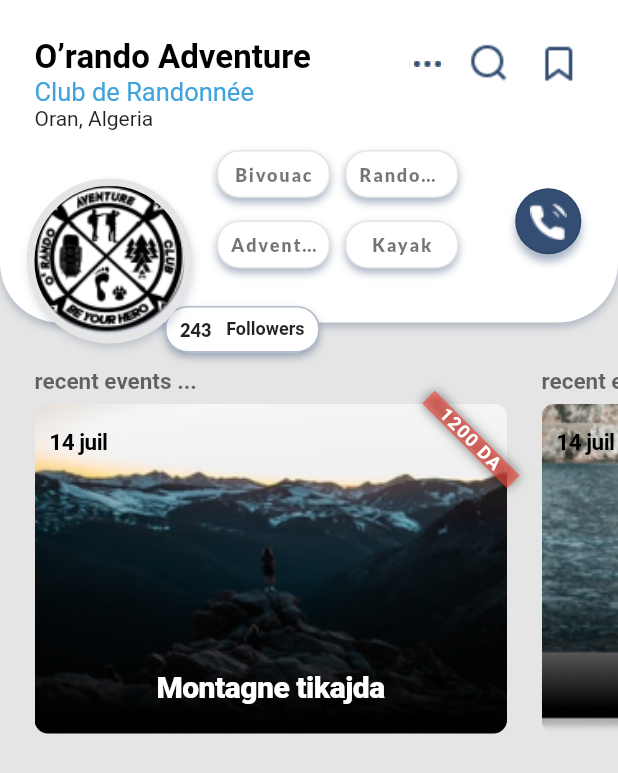
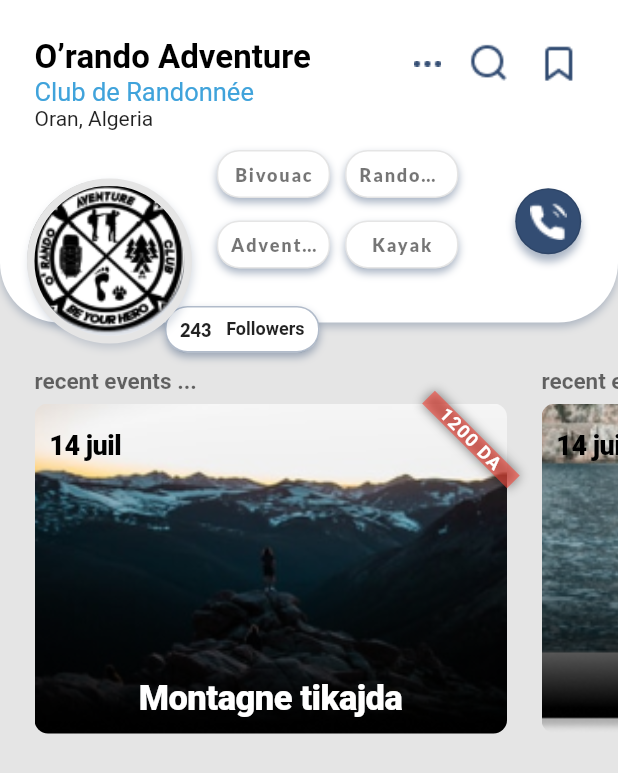
Before and after one commit to toubal77/randolina, a Flutter app: the AgenceProfile widget shown alone on an empty page, opened directly, on a phone screen of 412 x 824 dp. Shown: the top 773 px of the screen. Run offline on Flutter 3.47's test engine with Material 2 defaults, Android fonts, the phone set to English and light mode, and no system bars; our stand-ins replace readmore.

Commit message:
update size text in image event profile agence

```diff
--- a/lib/screens/profile_agence/agence_profile.dart
+++ b/lib/screens/profile_agence/agence_profile.dart
@@ -84,15 +84,16 @@ class AgenceProfile extends StatelessWidget {
                                 ),
                               ),
                               Positioned(
-                                bottom: 20,
+                                bottom: 10,
                                 child: Text(
                                   _events[index]['nom'].toString(),
                                   style: TextStyle(
-                                    fontSize: 20,
+                                    fontSize: 23,
                                     fontWeight: FontWeight.w800,
                                     letterSpacing: -0.33,
                                     color: Colors.white,
                                   ),
+                                  textAlign: TextAlign.center,
                                 ),
                               ),
                               Positioned(
@@ -121,8 +122,8 @@ class AgenceProfile extends StatelessWidget {
                                     Text(
                                   _events[index]['date'].toString(),
                                   style: TextStyle(
-                                    fontSize: 15,
-                                    fontWeight: FontWeight.bold,
+                                    fontSize: 18,
+                                    fontWeight: FontWeight.w900,
                                     letterSpacing: -0.33,
                                     color: Colors.black,
                                   ),
```
